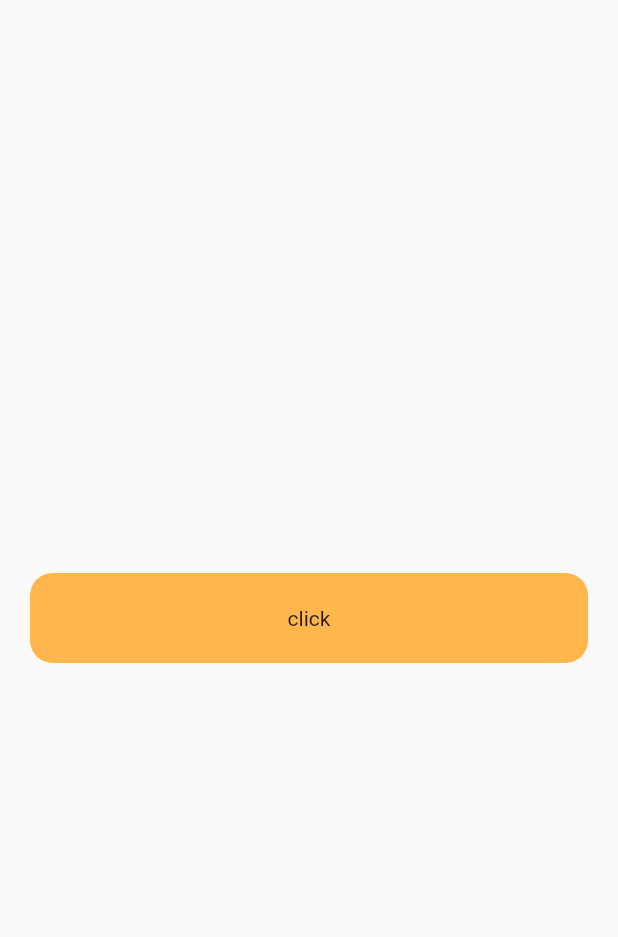
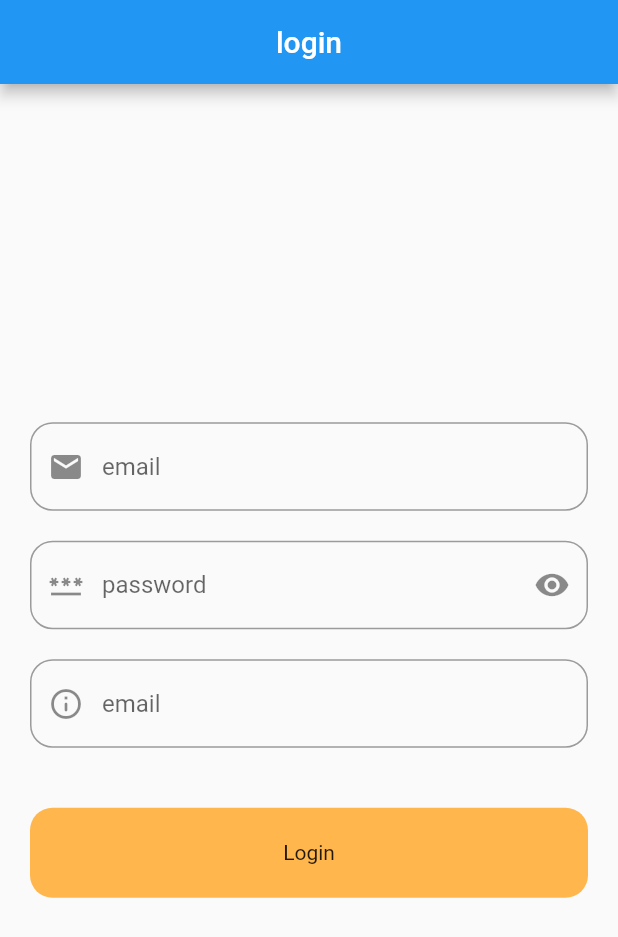
Before and after one commit to Mularbo/flutter_learning_2, a Flutter app: the screen it shows after launch, on a phone screen of 412 x 824 dp. Shown: the top 937 px of the screen. Run offline on Flutter 3.47's test engine with Material 2 defaults, Android fonts, the phone set to English and light mode, and no system bars; our stand-ins replace shared_preferences; network calls fail.

Commit message:
shared preferences login with login screen

```diff
--- a/lib/login_screen.dart
+++ b/lib/login_screen.dart
@@ -1,5 +1,6 @@
 import 'package:flutter/material.dart';
 import 'package:shared_preferences/shared_preferences.dart';
+import 'package:tb_course/home.dart';
 
 class LoginScreen extends StatefulWidget {
   const LoginScreen({super.key});
@@ -9,27 +10,67 @@ class LoginScreen extends StatefulWidget {
 }
 
 class _LoginScreenState extends State<LoginScreen> {
+  final emailController = TextEditingController();
+  final passwordController = TextEditingController();
+  final ageController = TextEditingController();
+
   @override
   Widget build(BuildContext context) {
     return Scaffold(
+      appBar: AppBar(
+        title: Text("login"),
+        centerTitle: true,
+        automaticallyImplyLeading: false,
+      ),
       body: Padding(
         padding: const EdgeInsets.symmetric(horizontal: 20),
         child: Column(
           mainAxisAlignment: MainAxisAlignment.center,
           children: [
+            TextFormField(
+              controller: emailController,
+              decoration: const InputDecoration(
+                hintText: "email",
+                border: OutlineInputBorder(
+                    borderRadius: BorderRadius.all(Radius.circular(15))),
+                prefixIcon: Icon(Icons.email),
+              ),
+            ),
+            const SizedBox(height: 20),
+            TextFormField(
+              controller: passwordController,
+              obscureText: true,
+              obscuringCharacter: '*',
+              decoration: const InputDecoration(
+                  focusColor: Colors.amber,
+                  border: OutlineInputBorder(
+                      borderRadius: BorderRadius.all(Radius.circular(15))),
+                  hintText: "password",
+                  prefixIcon: Icon(Icons.password_outlined),
+                  suffixIcon: Icon(Icons.visibility)),
+            ),
+            const SizedBox(height: 20),
+            TextFormField(
+                keyboardType: TextInputType.number,
+                controller: ageController,
+                decoration: const InputDecoration(
+                  hintText: "email",
+                  border: OutlineInputBorder(
+                      borderRadius: BorderRadius.all(Radius.circular(15))),
+                  prefixIcon: Icon(Icons.info_outline_rounded),
+                )),
+            const SizedBox(height: 40),
             Center(
               child: InkWell(
-                onTap: () async {
+                onTap: (() async {
                   SharedPreferences sp = await SharedPreferences.getInstance();
-                  sp.setString("name", "asif taj");
-                  sp.setInt("age", 25);
-                  sp.setBool("isLogin", false);
-                  print(sp.getString("name"));
-                  print(sp.getInt("age").toString());
-                  print(sp.getBool("isLogin"));
 
-                  sp.remove("name");
-                },
+                  sp.setString("email", emailController.text.toString());
+                  sp.setString("age", ageController.text.toString());
+                  sp.setBool('isLogin', true);
+                  Navigator.push(context,
+                      MaterialPageRoute(builder: ((context) => HomeScreen())));
+                }),
                 child: Container(
                   decoration: BoxDecoration(
                       color: Colors.orange.shade300,
@@ -38,7 +79,7 @@ class _LoginScreenState extends State<LoginScreen> {
                   width: double.infinity,
                   child: Center(
                     child: Text(
-                      "click",
+                      "Login",
                     ),
                   ),
                 ),
```
Also changed, not shown: lib/home.dart (+54 -2 lines), lib/splash_screen.dart (+19 -4 lines).
